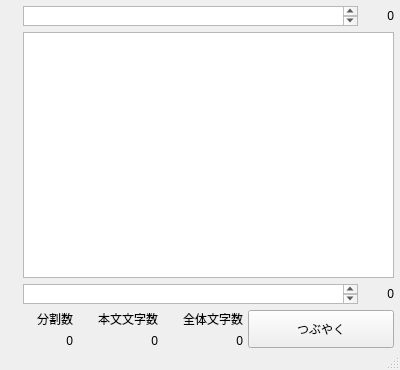
Before: the Qt Designer form mainwindow.ui in sharkpp/Jugemutter, drawn with Qt 5.
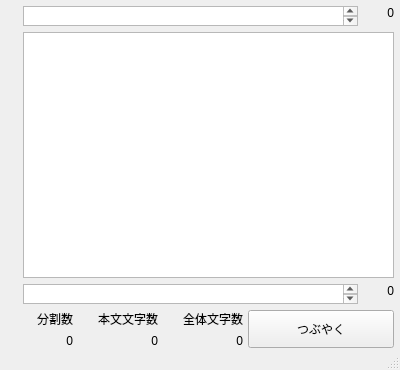
After: the same form once the commit is applied. Custom widgets are drawn as their Qt base class.

Commit message: 行数によってウィジェットの高さを変更するウィジェットを実装

What changed in the file:
```diff
--- a/mainwindow.ui
+++ b/mainwindow.ui
@@ -114,7 +114,7 @@
            <enum>Qt::PlainText</enum>
           </property>
           <property name="alignment">
-           <set>Qt::AlignRight|Qt::AlignTrailing|Qt::AlignVCenter</set>
+           <set>Qt::AlignRight|Qt::AlignTop|Qt::AlignTrailing</set>
           </property>
          </widget>
         </item>
@@ -175,7 +175,7 @@
            <enum>Qt::PlainText</enum>
           </property>
           <property name="alignment">
-           <set>Qt::AlignRight|Qt::AlignTrailing|Qt::AlignVCenter</set>
+           <set>Qt::AlignRight|Qt::AlignTop|Qt::AlignTrailing</set>
           </property>
          </widget>
         </item>
```
Left out of the diff: 6 changed lines with no effect on the pictures. The commit also changes 1 other file.
